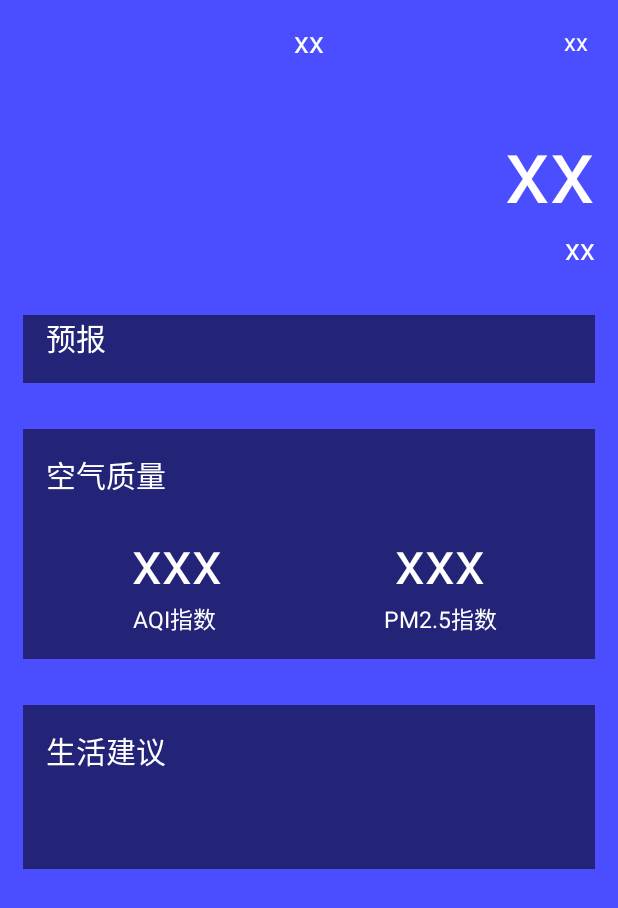
After one commit to HuangQiang8/coolweather, an Android app: the layout activity_weather.xml on its own in the app's theme, with its tools: preview values and no code run, on a phone screen of 412 x 824 dp. The commit adds this screen. Shown: the top 908 px of the screen. Run offline under Robolectric (Android 15) with nearby library versions, the phone set to English and light mode, and no system bars.

Commit message:
加入天气显示的功能

```diff
--- a/app/src/main/AndroidManifest.xml
+++ b/app/src/main/AndroidManifest.xml
@@ -1,8 +1,9 @@
 <?xml version="1.0" encoding="utf-8"?>
 <manifest xmlns:android="http://schemas.android.com/apk/res/android"
     package="com.coolweather.android">
-    <!--互联网权限 -->
-    <uses-permission android:name="android.permission.INTERNET"/>
+
+    <!-- 互联网权限 -->
+    <uses-permission android:name="android.permission.INTERNET" />
 
     <application
         android:name="org.litepal.LitePalApplication"
@@ -19,6 +20,7 @@
                 <category android:name="android.intent.category.LAUNCHER" />
             </intent-filter>
         </activity>
+        <activity android:name=".activity.WeatherActivity"></activity>
     </application>
 
 </manifest>
--- /dev/null
+++ b/app/src/main/res/layout/activity_weather.xml
@@ -0,0 +1,34 @@
+<?xml version="1.0" encoding="utf-8"?>
+<FrameLayout xmlns:android="http://schemas.android.com/apk/res/android"
+    android:layout_width="match_parent"
+    android:layout_height="match_parent"
+    android:background="@color/colorPrimary">
+
+    <ImageView
+        android:id="@+id/bing_pic_img"
+        android:layout_width="match_parent"
+        android:layout_height="match_parent"
+        android:scaleType="centerCrop"/>
+
+    <ScrollView
+        android:id="@+id/weather_layout"
+        android:layout_width="match_parent"
+        android:layout_height="match_parent"
+        android:scrollbars="none"
+        android:overScrollMode="never">
+
+        <LinearLayout
+            android:layout_width="match_parent"
+            android:layout_height="wrap_content"
+            android:orientation="vertical"
+            android:fitsSystemWindows="true">
+
+            <include layout="@layout/title"/>
+            <include layout="@layout/now"/>
+            <include layout="@layout/forecast"/>
+            <include layout="@layout/api"/>
+            <include layout="@layout/suggestion"/>
+        </LinearLayout>
+    </ScrollView>
+
+</FrameLayout>
--- /dev/null
+++ b/app/src/main/res/layout/api.xml
@@ -0,0 +1,87 @@
+<?xml version="1.0" encoding="utf-8"?>
+<LinearLayout xmlns:android="http://schemas.android.com/apk/res/android"
+    android:orientation="vertical"
+    android:layout_width="match_parent"
+    android:layout_height="wrap_content"
+    android:layout_margin="15dp"
+    android:background="#8000">
+
+    <TextView
+        android:layout_width="wrap_content"
+        android:layout_height="wrap_content"
+        android:text="空气质量"
+        android:textColor="#fff"
+        android:textSize="20sp"
+        android:layout_marginLeft="15dp"
+        android:layout_marginTop="15dp"/>
+
+    <LinearLayout
+        android:layout_width="match_parent"
+        android:layout_height="wrap_content"
+        android:layout_margin="15dp"
+        android:orientation="horizontal">
+
+        <RelativeLayout
+            android:layout_width="0dp"
+            android:layout_height="match_parent"
+            android:layout_weight="1">
+
+            <LinearLayout
+                android:layout_width="match_parent"
+                android:layout_height="wrap_content"
+                android:orientation="vertical"
+                android:layout_centerInParent="true">
+
+                <TextView
+                    android:id="@+id/aqi_txt"
+                    android:layout_width="wrap_content"
+                    android:layout_height="wrap_content"
+                    android:layout_gravity="center"
+                    android:textSize="40sp"
+                    android:textColor="#fff"
+                    android:text="xxx"
+                    android:gravity="center"/>
+                <TextView
+                    android:layout_width="wrap_content"
+                    android:layout_height="wrap_content"
+                    android:layout_gravity="center"
+                    android:textSize="15sp"
+                    android:textColor="#fff"
+                    android:text="AQI指数 "
+                    android:gravity="center"/>
+            </LinearLayout>
+        </RelativeLayout>
+
+        <RelativeLayout
+            android:layout_width="0dp"
+            android:layout_height="wrap_content"
+            android:layout_weight="1">
+
+            <LinearLayout
+                android:layout_width="match_parent"
+                android:layout_height="wrap_content"
+                android:orientation="vertical"
+                android:layout_centerInParent="true">
+
+                <TextView
+                    android:id="@+id/pm25_txt"
+                    android:layout_width="wrap_content"
+                    android:layout_height="wrap_content"
+                    android:layout_gravity="center"
+                    android:textSize="40sp"
+                    android:textColor="#fff"
+                    android:text="xxx"
+                    android:gravity="center"/>
+                <TextView
+                    android:layout_width="wrap_content"
+                    android:layout_height="wrap_content"
+                    android:layout_gravity="center"
+                    android:textSize="15sp"
+                    android:textColor="#fff"
+                    android:text="PM2.5指数"
+                    android:gravity="center"/>
+            </LinearLayout>
+        </RelativeLayout>
+    </LinearLayout>
+
+</LinearLayout>
--- /dev/null
+++ b/app/src/main/res/layout/forecast.xml
@@ -0,0 +1,24 @@
+<?xml version="1.0" encoding="utf-8"?>
+<LinearLayout xmlns:android="http://schemas.android.com/apk/res/android"
+    android:orientation="vertical"
+    android:layout_width="match_parent"
+    android:layout_height="wrap_content"
+    android:layout_margin="15dp"
+    android:background="#8000">
+
+    <TextView
+        android:layout_width="match_parent"
+        android:layout_height="wrap_content"
+        android:textColor="#fff"
+        android:text="预报"
+        android:textSize="20sp"
+        android:layout_marginLeft="15dp"
+        android:layout_marginBottom="15dp" />
+
+    <LinearLayout
+        android:id="@+id/forecast_layout"
+        android:layout_width="match_parent"
+        android:layout_height="wrap_content"
+        android:orientation="vertical">
+    </LinearLayout>
+</LinearLayout>
--- /dev/null
+++ b/app/src/main/res/layout/now.xml
@@ -0,0 +1,26 @@
+<?xml version="1.0" encoding="utf-8"?>
+<LinearLayout xmlns:android="http://schemas.android.com/apk/res/android"
+    android:orientation="vertical"
+    android:layout_width="match_parent"
+    android:layout_height="wrap_content"
+    android:layout_margin="15dp">
+
+    <TextView
+        android:id="@+id/degree_txt"
+        android:layout_width="wrap_content"
+        android:layout_height="wrap_content"
+        android:textColor="#fff"
+        android:textSize="60sp"
+        android:text="xx"
+        android:layout_gravity="end"/>
+
+    <TextView
+        android:id="@+id/weather_info_txt"
+        android:layout_width="wrap_content"
+        android:layout_height="wrap_content"
+        android:textSize="20sp"
+        android:textColor="#fff"
+        android:text="xx"
+        android:layout_gravity="end"/>
+
+</LinearLayout>
--- /dev/null
+++ b/app/src/main/res/layout/suggestion.xml
@@ -0,0 +1,38 @@
+<?xml version="1.0" encoding="utf-8"?>
+<LinearLayout xmlns:android="http://schemas.android.com/apk/res/android"
+    android:orientation="vertical"
+    android:layout_width="match_parent"
+    android:layout_height="wrap_content"
+    android:layout_margin="15dp"
+    android:background="#8000">
+
+    <TextView
+        android:layout_width="match_parent"
+        android:layout_height="wrap_content"
+        android:text="生活建议"
+        android:textColor="#fff"
+        android:textSize="20sp"
+        android:layout_marginTop="15dp"
+        android:layout_marginLeft="15dp"/>
+    <TextView
+        android:id="@+id/comfort_txt"
+        android:layout_width="match_parent"
+        android:layout_height="wrap_content"
+        android:textColor="#fff"
+        android:textSize="15sp"
+        android:layout_marginLeft="15dp"/>
+    <TextView
+        android:id="@+id/car_wash_txt"
+        android:layout_width="match_parent"
+        android:layout_height="wrap_content"
+        android:textColor="#fff"
+        android:textSize="15sp"
+        android:layout_marginLeft="15dp"/>
+    <TextView
+        android:id="@+id/sport_txt"
+        android:layout_width="match_parent"
+        android:layout_height="wrap_content"
+        android:textColor="#fff"
+        android:textSize="15sp"
+        android:layout_marginLeft="15dp"/>
+</LinearLayout>
--- /dev/null
+++ b/app/src/main/res/layout/title.xml
@@ -0,0 +1,25 @@
+<?xml version="1.0" encoding="utf-8"?>
+<RelativeLayout xmlns:android="http://schemas.android.com/apk/res/android"
+    android:layout_width="match_parent"
+    android:layout_height="?attr/actionBarSize">
+
+        <TextView
+            android:id="@+id/update_date"
+            android:layout_width="wrap_content"
+            android:layout_height="wrap_content"
+            android:text="xx"
+            android:textSize="16sp"
+            android:textColor="#fff"
+            android:layout_alignParentRight="true"
+            android:layout_centerVertical="true"
+            android:layout_marginRight="20dp"/>
+        <TextView
+            android:id="@+id/title_city"
+            android:layout_width="wrap_content"
+            android:layout_height="wrap_content"
+            android:layout_centerInParent="true"
+            android:text="xx"
+            android:textColor="#fff"
+            android:textSize="20sp"/>
+
+</RelativeLayout>
--- a/app/src/main/res/values/colors.xml
+++ b/app/src/main/res/values/colors.xml
@@ -1,6 +1,6 @@
 <?xml version="1.0" encoding="utf-8"?>
 <resources>
-    <color name="colorPrimary">#3F51B5</color>
+    <color name="colorPrimary">#4b4eff</color>
     <color name="colorPrimaryDark">#303F9F</color>
     <color name="colorAccent">#FF4081</color>
 </resources>
```
Also changed, not shown: app/src/main/java/com/coolweather/android/activity/MainActivity.java (+9 -1 lines), app/src/main/java/com/coolweather/android/activity/WeatherActivity.java (added, +192 -0 lines), app/src/main/java/com/coolweather/android/fragment/ChooseAreaFragment.java (+8 -0 lines), app/src/main/java/com/coolweather/android/gson/AQI.java (added, +15 -0 lines), app/src/main/java/com/coolweather/android/gson/Basic.java (added, +23 -0 lines), app/src/main/java/com/coolweather/android/gson/Forecast.java (added, +25 -0 lines), app/src/main/java/com/coolweather/android/gson/Now.java (added, +19 -0 lines), app/src/main/java/com/coolweather/android/gson/Suggestion.java (added, +27 -0 lines), app/src/main/java/com/coolweather/android/gson/Weather.java (added, +20 -0 lines), app/src/main/java/com/coolweather/android/util/Utility.java (+16 -1 lines), app/src/main/res/layout/forecast_item.xml (added, +49 -0 lines).
